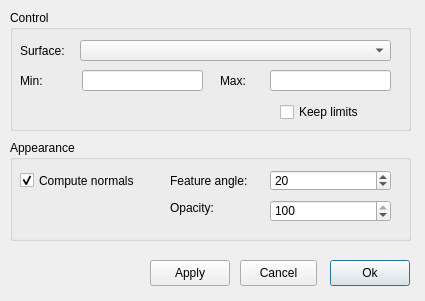
Above: ElmerGUI/vtkpost/surface.ui from tehnick/elmerfem before the change. Below: the same form after it.
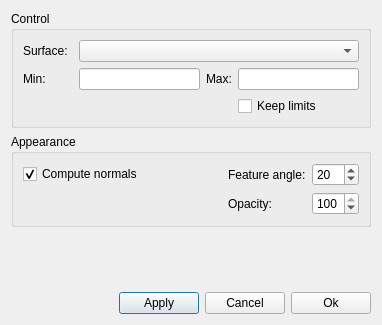
That is the form after the change. Icons and pictures are not drawn.

Commit message: ElmerGUI: Adjusted dialog layouts in vtk widget

```diff
--- a/ElmerGUI/vtkpost/surface.ui
+++ b/ElmerGUI/vtkpost/surface.ui
@@ -5,8 +5,8 @@
    <rect>
     <x>0</x>
     <y>0</y>
-    <width>425</width>
-    <height>301</height>
+    <width>380</width>
+    <height>325</height>
    </rect>
   </property>
   <property name="windowTitle" >
@@ -15,154 +15,116 @@
   <property name="windowIcon" >
    <iconset resource="../ElmerGUI.qrc" >:/icons/Mesh3D.png</iconset>
   </property>
+  <layout class="QVBoxLayout" >
+   <item>
   <widget class="QGroupBox" name="controlGroup" >
-   <property name="geometry" >
-    <rect>
-     <x>10</x>
-     <y>10</y>
-     <width>401</width>
-     <height>121</height>
-    </rect>
-   </property>
    <property name="title" >
     <string>Control</string>
    </property>
-   <widget class="QComboBox" name="surfaceCombo" >
-    <property name="geometry" >
-     <rect>
-      <x>70</x>
-      <y>30</y>
-      <width>311</width>
-      <height>21</height>
-     </rect>
-    </property>
-   </widget>
+     <layout class="QVBoxLayout" >
+      <item>
+       <layout class="QHBoxLayout" >
+        <item>
    <widget class="QLabel" name="surfaceLabel" >
-    <property name="geometry" >
-     <rect>
-      <x>10</x>
-      <y>30</y>
-      <width>51</width>
-      <height>21</height>
-     </rect>
+          <property name="minimumSize" >
+           <size>
+            <width>50</width>
+            <height>0</height>
+           </size>
+          </property>
+          <property name="maximumSize" >
+           <size>
+            <width>50</width>
+            <height>16777215</height>
+           </size>
     </property>
     <property name="text" >
      <string>Surface:</string>
     </property>
    </widget>
+        </item>
+        <item>
+         <widget class="QComboBox" name="surfaceCombo" >
+          <property name="minimumSize" >
+           <size>
+            <width>280</width>
+            <height>0</height>
+           </size>
+          </property>
+          <property name="maximumSize" >
+           <size>
+            <width>16777215</width>
+            <height>24</height>
+           </size>
+          </property>
+         </widget>
+        </item>
+       </layout>
+      </item>
+      <item>
+       <layout class="QGridLayout" >
+        <item row="0" column="0" >
    <widget class="QLabel" name="minLabel" >
-    <property name="geometry" >
-     <rect>
-      <x>10</x>
-      <y>60</y>
-      <width>31</width>
-      <height>21</height>
-     </rect>
+          <property name="minimumSize" >
+           <size>
+            <width>50</width>
+            <height>0</height>
+           </size>
     </property>
     <property name="text" >
      <string>Min:</string>
     </property>
    </widget>
+        </item>
+        <item row="0" column="1" >
+         <widget class="QLineEdit" name="minEdit" >
+          <property name="maximumSize" >
+           <size>
+            <width>16777215</width>
+            <height>24</height>
+           </size>
+          </property>
+         </widget>
+        </item>
+        <item row="0" column="2" >
    <widget class="QLabel" name="maxLabel" >
-    <property name="geometry" >
-     <rect>
-      <x>210</x>
-      <y>60</y>
-      <width>41</width>
-      <height>21</height>
-     </rect>
-    </property>
     <property name="text" >
      <string>Max:</string>
     </property>
    </widget>
-   <widget class="QLineEdit" name="minEdit" >
-    <property name="geometry" >
-     <rect>
-      <x>72</x>
-      <y>60</y>
-      <width>121</width>
-      <height>21</height>
-     </rect>
-    </property>
-   </widget>
+        </item>
+        <item row="0" column="3" >
    <widget class="QLineEdit" name="maxEdit" >
-    <property name="geometry" >
-     <rect>
-      <x>260</x>
-      <y>60</y>
-      <width>121</width>
-      <height>21</height>
-     </rect>
-    </property>
-   </widget>
+          <property name="maximumSize" >
+           <size>
+            <width>16777215</width>
+            <height>24</height>
+           </size>
+          </property>
+         </widget>
+        </item>
+        <item row="1" column="3" >
    <widget class="QCheckBox" name="keepLimits" >
-    <property name="geometry" >
-     <rect>
-      <x>270</x>
-      <y>90</y>
-      <width>91</width>
-      <height>24</height>
-     </rect>
-    </property>
     <property name="text" >
      <string>Keep limits</string>
     </property>
    </widget>
-  </widget>
-  <widget class="QPushButton" name="okButton" >
-   <property name="geometry" >
-    <rect>
-     <x>330</x>
-     <y>260</y>
-     <width>80</width>
-     <height>26</height>
-    </rect>
-   </property>
-   <property name="text" >
-    <string>Ok</string>
-   </property>
-   <property name="icon" >
-    <iconset resource="../ElmerGUI.qrc" >:/icons/dialog-ok-apply.png</iconset>
-   </property>
-  </widget>
-  <widget class="QPushButton" name="applyButton" >
-   <property name="geometry" >
-    <rect>
-     <x>150</x>
-     <y>260</y>
-     <width>80</width>
-     <height>26</height>
-    </rect>
-   </property>
-   <property name="text" >
-    <string>Apply</string>
-   </property>
-   <property name="icon" >
-    <iconset/>
-   </property>
-  </widget>
+        </item>
+       </layout>
+      </item>
+     </layout>
+    </widget>
+   </item>
+   <item>
   <widget class="QGroupBox" name="appearanceGroup" >
-   <property name="geometry" >
-    <rect>
-     <x>10</x>
-     <y>140</y>
-     <width>401</width>
-     <height>101</height>
-    </rect>
-   </property>
    <property name="title" >
     <string>Appearance</string>
    </property>
+     <layout class="QVBoxLayout" >
+      <item>
+       <layout class="QGridLayout" >
+        <item row="0" column="0" >
    <widget class="QCheckBox" name="useNormals" >
-    <property name="geometry" >
-     <rect>
-      <x>10</x>
-      <y>30</y>
-      <width>121</width>
-      <height>21</height>
-     </rect>
-    </property>
     <property name="text" >
      <string>Compute normals</string>
     </property>
@@ -170,15 +132,16 @@
      <bool>true</bool>
     </property>
    </widget>
+        </item>
+        <item row="0" column="2" >
+         <widget class="QLabel" name="angleLabel" >
+          <property name="text" >
+           <string>Feature angle:</string>
+          </property>
+         </widget>
+        </item>
+        <item row="0" column="3" >
    <widget class="QSpinBox" name="featureAngle" >
-    <property name="geometry" >
-     <rect>
-      <x>260</x>
-      <y>30</y>
-      <width>121</width>
-      <height>21</height>
-     </rect>
-    </property>
     <property name="maximum" >
      <number>90</number>
     </property>
@@ -186,41 +149,16 @@
      <number>20</number>
     </property>
    </widget>
-   <widget class="QLabel" name="angleLabel" >
-    <property name="geometry" >
-     <rect>
-      <x>160</x>
-      <y>30</y>
-      <width>81</width>
-      <height>21</height>
-     </rect>
-    </property>
-    <property name="text" >
-     <string>Feature angle:</string>
-    </property>
-   </widget>
+        </item>
+        <item row="1" column="2" >
    <widget class="QLabel" name="opacityLabel" >
-    <property name="geometry" >
-     <rect>
-      <x>160</x>
-      <y>60</y>
-      <width>51</width>
-      <height>16</height>
-     </rect>
-    </property>
     <property name="text" >
      <string>Opacity:</string>
     </property>
    </widget>
+        </item>
+        <item row="1" column="3" >
    <widget class="QSpinBox" name="opacitySpin" >
-    <property name="geometry" >
-     <rect>
-      <x>260</x>
-      <y>60</y>
-      <width>121</width>
-      <height>22</height>
-     </rect>
-    </property>
     <property name="maximum" >
      <number>100</number>
     </property>
@@ -228,16 +166,65 @@
      <number>100</number>
     </property>
    </widget>
-  </widget>
+        </item>
+        <item row="0" column="1" >
+         <spacer>
+          <property name="orientation" >
+           <enum>Qt::Horizontal</enum>
+          </property>
+          <property name="sizeHint" >
+           <size>
+            <width>40</width>
+            <height>20</height>
+           </size>
+          </property>
+         </spacer>
+        </item>
+       </layout>
+      </item>
+     </layout>
+    </widget>
+   </item>
+   <item>
+    <spacer>
+     <property name="orientation" >
+      <enum>Qt::Vertical</enum>
+     </property>
+     <property name="sizeHint" >
+      <size>
+       <width>20</width>
+       <height>40</height>
+      </size>
+     </property>
+    </spacer>
+   </item>
+   <item>
+    <layout class="QHBoxLayout" >
+     <item>
+      <spacer>
+       <property name="orientation" >
+        <enum>Qt::Horizontal</enum>
+       </property>
+       <property name="sizeHint" >
+        <size>
+         <width>40</width>
+         <height>20</height>
+        </size>
+       </property>
+      </spacer>
+     </item>
+     <item>
+      <widget class="QPushButton" name="applyButton" >
+       <property name="text" >
+        <string>Apply</string>
+       </property>
+       <property name="icon" >
+        <iconset/>
+       </property>
+      </widget>
+     </item>
+     <item>
   <widget class="QPushButton" name="cancelButton" >
-   <property name="geometry" >
-    <rect>
-     <x>240</x>
-     <y>260</y>
-     <width>77</width>
-     <height>26</height>
-    </rect>
-   </property>
    <property name="text" >
     <string>Cancel</string>
    </property>
@@ -245,6 +232,20 @@
     <iconset resource="../ElmerGUI.qrc" >:/icons/dialog-close.png</iconset>
    </property>
   </widget>
+     </item>
+     <item>
+      <widget class="QPushButton" name="okButton" >
+       <property name="text" >
+        <string>Ok</string>
+       </property>
+       <property name="icon" >
+        <iconset resource="../ElmerGUI.qrc" >:/icons/dialog-ok-apply.png</iconset>
+       </property>
+      </widget>
+     </item>
+    </layout>
+   </item>
+  </layout>
  </widget>
  <resources>
   <include location="../ElmerGUI.qrc" />
```
Lines whose indentation alone changed are shown as unchanged. The commit also changes 6 other files.
